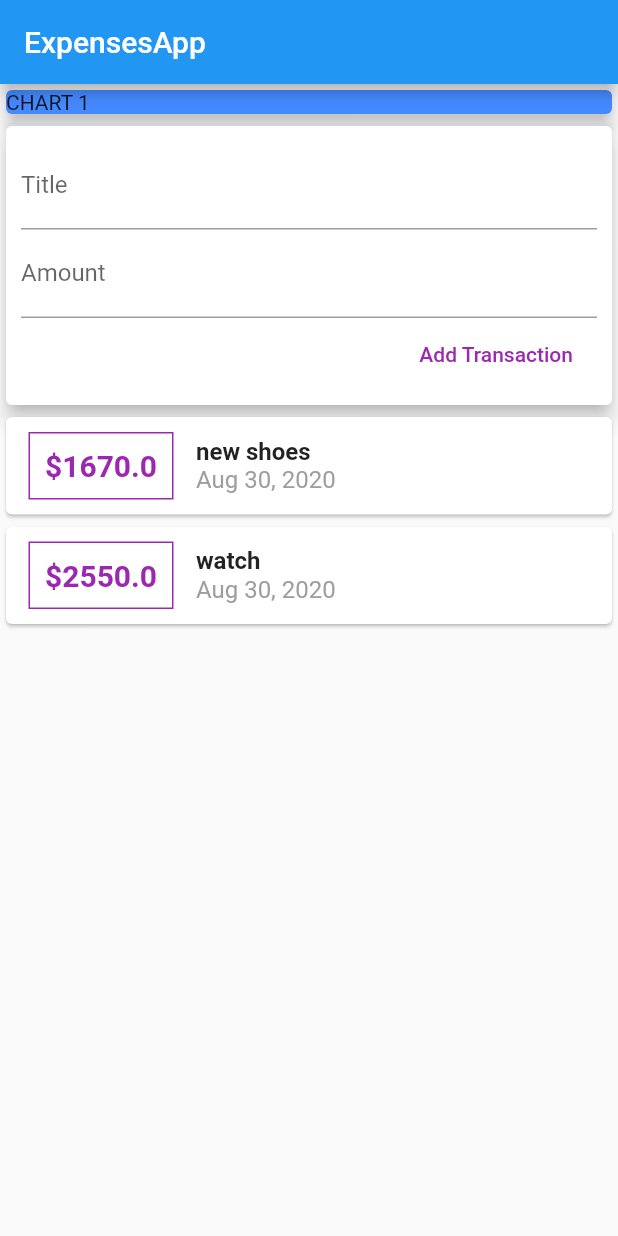
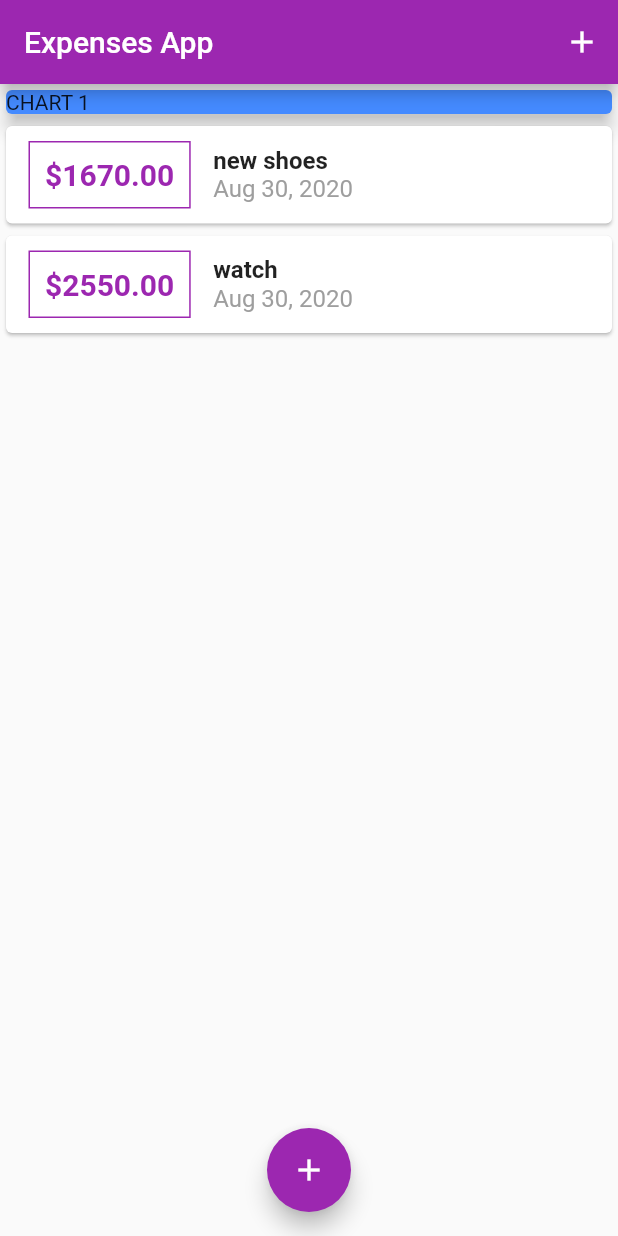
Before and after one commit to madkan/ExpensesApp, a Flutter app: the screen it shows after launch, on a phone screen of 412 x 824 dp. Run offline on Flutter 3.47's test engine with Material 2 defaults, Android fonts, the phone set to English and light mode, and no system bars.

Commit message:
floating button added

```diff
--- a/lib/main.dart
+++ b/lib/main.dart
@@ -1,37 +1,84 @@
-import 'package:ExpensesApp/widgets/user_transaction.dart';
 import 'package:flutter/material.dart';
+import './models/transaction.dart';
+import './widgets/new_transaction.dart';
+import './widgets/transaction_list.dart';
 
 void main() {
-  runApp(ExpensesApp());
+  runApp(MyApp());
 }
 
-//class ExpensesApp extends StatefulWidget {
-//  State<StatefulWidget> createstate() {
-//    return _ExpensesAppState();
-//  }
-//}
-
-class ExpensesApp extends StatelessWidget {
+class MyApp extends StatelessWidget {
+  @override
   Widget build(BuildContext context) {
     return MaterialApp(
-      title: 'Expenses App',
-      home: MyHomePage(),
+      title: 'My Expenses',
+      home: ExpensesApp(),
+      theme: ThemeData(primarySwatch: Colors.purple),
     );
   }
 }
 
-class MyHomePage extends StatelessWidget {
-  //String textInput;
-  //String amountInput;
-  final textControl = TextEditingController();
-  final amountControl = TextEditingController();
+class ExpensesApp extends StatefulWidget {
+  State<StatefulWidget> createState() {
+    return _ExpensesAppState();
+  }
+}
 
+class _ExpensesAppState extends State<ExpensesApp> {
+  final List<Transaction> _userTransaction = [
+    Transaction(
+      id: 't1',
+      title: 'new shoes',
+      amount: 1670,
+      date: DateTime.now(),
+    ),
+    Transaction(
+      id: 't2',
+      title: 'watch',
+      amount: 2550,
+      date: DateTime.now(),
+    ),
+  ];
+
+  void _addnewTransaction(String txTitle, double txAmount) {
+    final newtx = Transaction(
+      title: txTitle,
+      amount: txAmount,
+      date: DateTime.now(),
+      id: DateTime.now().toString(),
+    );
+    setState(() {
+      _userTransaction.add(newtx);
+    });
+  }
+
+  void _openAddNewTransaction(BuildContext ctx) {
+    showModalBottomSheet(
+      context: ctx,
+      builder: (_) {
+        return GestureDetector(
+          onTap: () {},
+          child: NewTransaction(_addnewTransaction),
+          behavior: HitTestBehavior.opaque,
+        );
+      },
+    );
+  }
+
+  @override
   Widget build(BuildContext context) {
     return Scaffold(
-        appBar: AppBar(
-          title: Text('ExpensesApp'),
-        ),
-        body: SingleChildScrollView(
+      appBar: AppBar(
+        title: Text('Expenses App'),
+        actions: <Widget>[
+          IconButton(
+            icon: Icon(Icons.add),
+            onPressed: () => _openAddNewTransaction(context),
+          )
+        ],
+      ),
+      body: Column(children: [
+        SingleChildScrollView(
           child: Column(
             mainAxisAlignment: MainAxisAlignment.start,
             children: <Widget>[
@@ -43,9 +90,16 @@ class MyHomePage extends StatelessWidget {
                 ),
                 elevation: 5,
               ),
-              UserTransaction(),
             ],
           ),
-        ));
+        ),
+        TransactionList(_userTransaction),
+      ]),
+      floatingActionButtonLocation: FloatingActionButtonLocation.centerFloat,
+      floatingActionButton: FloatingActionButton(
+        child: Icon(Icons.add),
+        onPressed: () => _openAddNewTransaction(context),
+      ),
+    );
   }
 }
--- a/lib/widgets/transaction_list.dart
+++ b/lib/widgets/transaction_list.dart
@@ -27,7 +27,7 @@ class TransactionList extends StatelessWidget {
                   )),
                   padding: EdgeInsets.all(10),
                   child: Text(
-                    '\$${transactions[index].amount}',
+                    '\$${transactions[index].amount.toStringAsFixed(2)}',
                     style: TextStyle(
                       color: Colors.purple,
                       fontSize: 20,
--- a/lib/widgets/user_transaction.dart
+++ /dev/null
@@ -1,49 +0,0 @@
-import 'package:flutter/material.dart';
-import './new_transaction.dart';
-import './transaction_list.dart';
-import '../models/transaction.dart';
-
-class UserTransaction extends StatefulWidget {
-  @override
-  _UserTransactionState createState() => _UserTransactionState();
-}
-
-class _UserTransactionState extends State<UserTransaction> {
-  final List<Transaction> _userTransaction = [
-    Transaction(
-      id: 't1',
-      title: 'new shoes',
-      amount: 1670,
-      date: DateTime.now(),
-    ),
-    Transaction(
-      id: 't2',
-      title: 'watch',
-      amount: 2550,
-      date: DateTime.now(),
-    ),
-  ];
-
-  void _addnewTransaction(String txTitle, double txAmount) {
-    final newtx = Transaction(
-      title: txTitle,
-      amount: txAmount,
-      date: DateTime.now(),
-      id: DateTime.now().toString(),
-    );
-
-    setState(() {
-      _userTransaction.add(newtx);
-    });
-  }
-
-  @override
-  Widget build(BuildContext context) {
-    return Column(
-      children: <Widget>[
-        NewTransaction(_addnewTransaction),
-        TransactionList(_userTransaction),
-      ],
-    );
-  }
-}
```
Also changed, not shown: lib/widgets/new_transaction.dart (+24 -8 lines), 1 other file.
